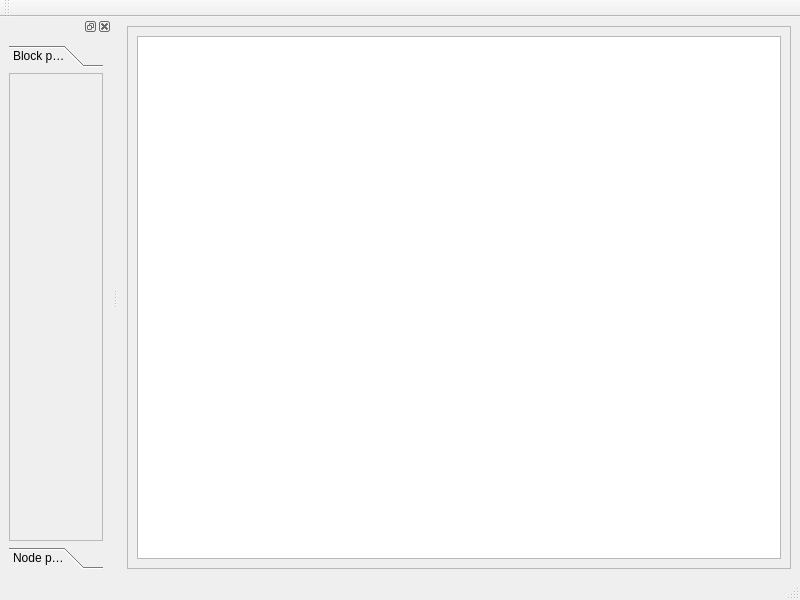
Above: Code/Editor/TamyEditor/renderingpipelineeditor.ui from cccZone/tamy before the change. Below: the same form after it.
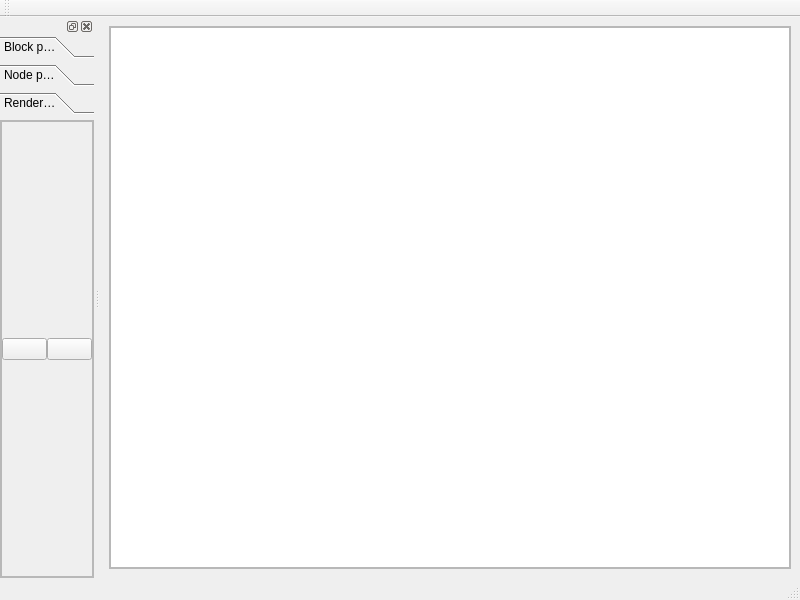
That is the form after the change.

Commit message: rendering pipeline editor - render targets edition editor settings file

The edit to the form file:
```diff
--- a/Code/Editor/TamyEditor/renderingpipelineeditor.ui
+++ b/Code/Editor/TamyEditor/renderingpipelineeditor.ui
@@ -25,11 +25,17 @@
         <rect>
          <x>0</x>
          <y>0</y>
-         <width>687</width>
+         <width>691</width>
          <height>527</height>
         </rect>
        </property>
        <layout class="QHBoxLayout" name="horizontalLayout_2">
+        <property name="spacing">
+         <number>0</number>
+        </property>
+        <property name="margin">
+         <number>0</number>
+        </property>
         <item>
          <widget class="QGraphicsView" name="graphWidget">
           <property name="contextMenuPolicy">
@@ -71,18 +77,24 @@
    </attribute>
    <widget class="QWidget" name="dockWidgetContents">
     <layout class="QVBoxLayout" name="verticalLayout">
+     <property name="spacing">
+      <number>0</number>
+     </property>
+     <property name="margin">
+      <number>0</number>
+     </property>
      <item>
       <widget class="QToolBox" name="toolBox">
        <property name="currentIndex">
-        <number>0</number>
+        <number>2</number>
        </property>
        <widget class="QWidget" name="blockPropertiesPage">
         <property name="geometry">
          <rect>
           <x>0</x>
           <y>0</y>
-          <width>71</width>
-          <height>453</height>
+          <width>85</width>
+          <height>444</height>
          </rect>
         </property>
         <attribute name="label">
@@ -105,8 +117,8 @@
              <rect>
               <x>0</x>
               <y>0</y>
-              <width>69</width>
-              <height>451</height>
+              <width>83</width>
+              <height>442</height>
              </rect>
             </property>
            </widget>
@@ -152,6 +164,77 @@
          </item>
         </layout>
        </widget>
+       <widget class="QWidget" name="renderTargetsPage">
+        <property name="geometry">
+         <rect>
+          <x>0</x>
+          <y>0</y>
+          <width>85</width>
+          <height>444</height>
+         </rect>
+        </property>
+        <attribute name="label">
+         <string>Render targets</string>
+        </attribute>
+        <layout class="QVBoxLayout" name="verticalLayout_4">
+         <property name="spacing">
+          <number>0</number>
+         </property>
+         <property name="margin">
+          <number>0</number>
+         </property>
+         <item>
+          <widget class="QFrame" name="frame">
+           <property name="frameShape">
+            <enum>QFrame::StyledPanel</enum>
+           </property>
+           <property name="frameShadow">
+            <enum>QFrame::Raised</enum>
+           </property>
+           <layout class="QVBoxLayout" name="renderTargetsPageLayout">
+            <property name="spacing">
+             <number>0</number>
+            </property>
+            <property name="margin">
+             <number>0</number>
+            </property>
+            <item>
+             <widget class="QFrame" name="frame_2">
+              <property name="frameShape">
+               <enum>QFrame::StyledPanel</enum>
+              </property>
+              <property name="frameShadow">
+               <enum>QFrame::Raised</enum>
+              </property>
+              <layout class="QHBoxLayout" name="horizontalLayout_3">
+               <property name="spacing">
+                <number>0</number>
+               </property>
+               <property name="margin">
+                <number>0</number>
+               </property>
+               <item>
+                <widget class="QPushButton" name="addTargetButton">
+                 <property name="text">
+                  <string/>
+                 </property>
+                </widget>
+               </item>
+               <item>
+                <widget class="QPushButton" name="removeTargetButton">
+                 <property name="text">
+                  <string/>
+                 </property>
+                </widget>
+               </item>
+              </layout>
+             </widget>
+            </item>
+           </layout>
+          </widget>
+         </item>
+        </layout>
+       </widget>
       </widget>
      </item>
     </layout>
```
Left out of the diff: 8 changed lines with no effect on the pictures. The commit also changes 76 other files.
